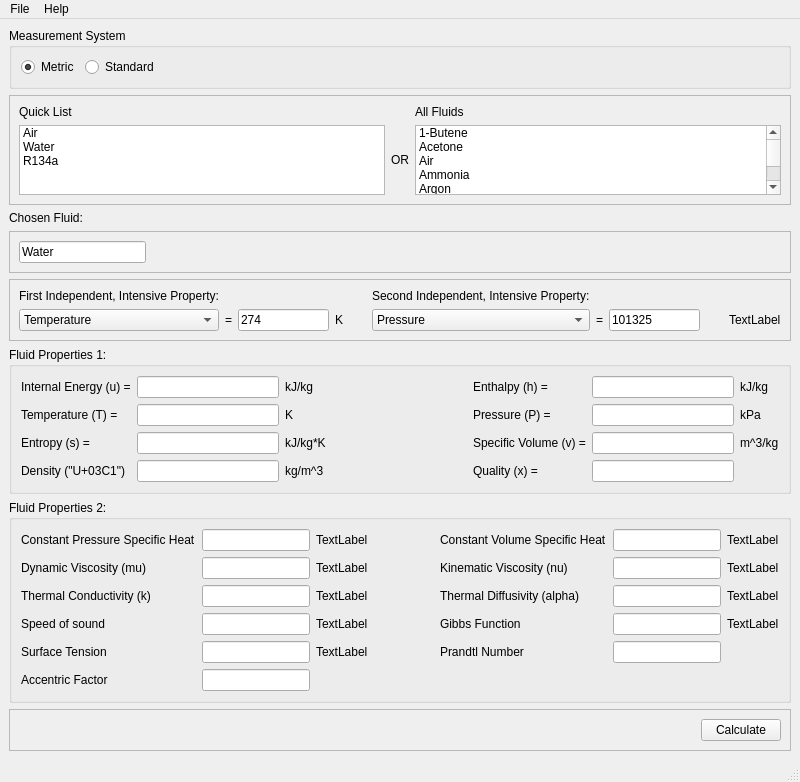
Before: the Qt Designer form mainwindow.ui in ke7omc/Thermodynamics-Property-Calculator, drawn with Qt 5.
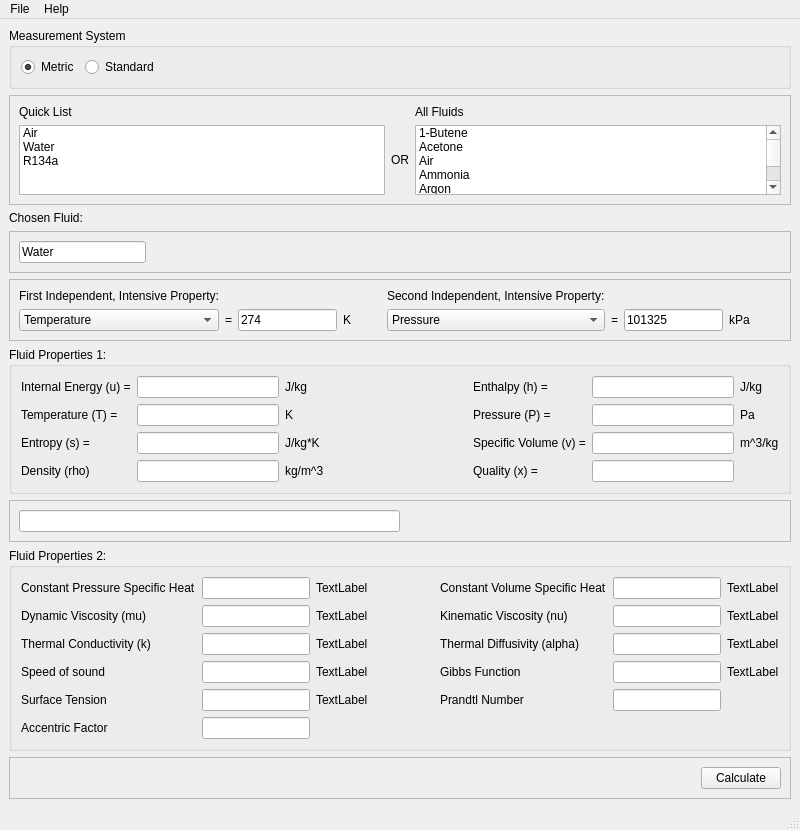
After: the same form once the commit is applied.

Diff of the .ui file:
```diff
--- a/mainwindow.ui
+++ b/mainwindow.ui
@@ -119,7 +119,7 @@
        <item row="2" column="2">
         <widget class="QLabel" name="label_entropyUnits">
          <property name="text">
-          <string>kJ/kg*K</string>
+          <string>J/kg*K</string>
          </property>
         </widget>
        </item>
@@ -139,7 +139,7 @@
        <item row="0" column="2">
         <widget class="QLabel" name="label_internalEnergyUnits">
          <property name="text">
-          <string>kJ/kg</string>
+          <string>J/kg</string>
          </property>
         </widget>
        </item>
@@ -181,14 +181,14 @@
        <item row="0" column="6">
         <widget class="QLabel" name="label_enthalpyUnits">
          <property name="text">
-          <string>kJ/kg</string>
+          <string>J/kg</string>
          </property>
         </widget>
        </item>
        <item row="1" column="6">
         <widget class="QLabel" name="label_pressureUnits">
          <property name="text">
-          <string>kPa</string>
+          <string>Pa</string>
          </property>
         </widget>
        </item>
@@ -209,7 +209,7 @@
        <item row="3" column="0">
         <widget class="QLabel" name="label_density">
          <property name="text">
-          <string>Density (&quot;U+03C1&quot;)</string>
+          <string>Density (rho)</string>
          </property>
         </widget>
        </item>
@@ -247,7 +247,7 @@
       </layout>
      </widget>
     </item>
-    <item row="8" column="0">
+    <item row="10" column="0">
      <widget class="QGroupBox" name="groupBox">
       <property name="title">
        <string>Fluid Properties 2:</string>
@@ -576,7 +576,7 @@
       </layout>
      </widget>
     </item>
-    <item row="9" column="0">
+    <item row="11" column="0">
      <spacer name="verticalSpacer">
       <property name="orientation">
        <enum>Qt::Vertical</enum>
@@ -589,7 +589,7 @@
       </property>
      </spacer>
     </item>
-    <item row="10" column="0">
+    <item row="12" column="0">
      <widget class="QFrame" name="frame_5">
       <property name="frameShape">
        <enum>QFrame::StyledPanel</enum>
@@ -630,6 +630,13 @@
        <enum>QFrame::Raised</enum>
       </property>
       <layout class="QGridLayout" name="gridLayout_4">
+       <item row="1" column="11">
+        <widget class="QLabel" name="label_secondPropertyUnits">
+         <property name="text">
+          <string>kPa</string>
+         </property>
+        </widget>
+       </item>
        <item row="1" column="2">
         <widget class="QLabel" name="label_27">
          <property name="text">
@@ -694,19 +701,6 @@
          </item>
         </widget>
        </item>
-       <item row="1" column="10">
-        <spacer name="horizontalSpacer_4">
-         <property name="orientation">
-          <enum>Qt::Horizontal</enum>
-         </property>
-         <property name="sizeHint" stdset="0">
-          <size>
-           <width>40</width>
-           <height>20</height>
-          </size>
-         </property>
-        </spacer>
-       </item>
        <item row="1" column="3">
         <widget class="QLineEdit" name="lineEdit_firstPropertyValue">
          <property name="text">
@@ -773,12 +767,18 @@
          </property>
         </widget>
        </item>
-       <item row="1" column="11">
-        <widget class="QLabel" name="label_secondPropertyUnits">
-         <property name="text">
-          <string>TextLabel</string>
+       <item row="1" column="12">
+        <spacer name="horizontalSpacer_4">
+         <property name="orientation">
+          <enum>Qt::Horizontal</enum>
          </property>
-        </widget>
+         <property name="sizeHint" stdset="0">
+          <size>
+           <width>40</width>
+           <height>20</height>
+          </size>
+         </property>
+        </spacer>
        </item>
       </layout>
      </widget>
@@ -1467,6 +1467,34 @@
       </property>
      </spacer>
     </item>
+    <item row="8" column="0">
+     <widget class="QFrame" name="frame">
+      <property name="frameShape">
+       <enum>QFrame::StyledPanel</enum>
+      </property>
+      <property name="frameShadow">
+       <enum>QFrame::Raised</enum>
+      </property>
+      <layout class="QGridLayout" name="gridLayout_8">
+       <item row="0" column="0">
+        <widget class="QLineEdit" name="lineEdit_phaseMessage"/>
+       </item>
+       <item row="0" column="1">
+        <spacer name="horizontalSpacer_12">
+         <property name="orientation">
+          <enum>Qt::Horizontal</enum>
+         </property>
+         <property name="sizeHint" stdset="0">
+          <size>
+           <width>40</width>
+           <height>20</height>
+          </size>
+         </property>
+        </spacer>
+       </item>
+      </layout>
+     </widget>
+    </item>
    </layout>
   </widget>
   <widget class="QMenuBar" name="menubar">
```
